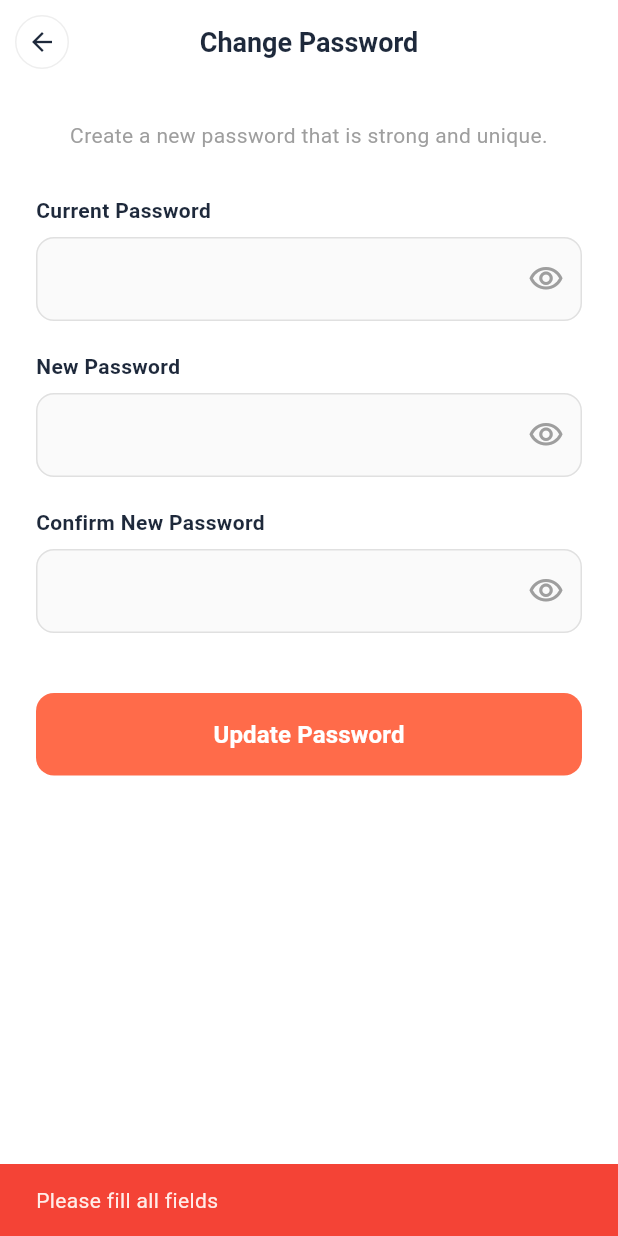
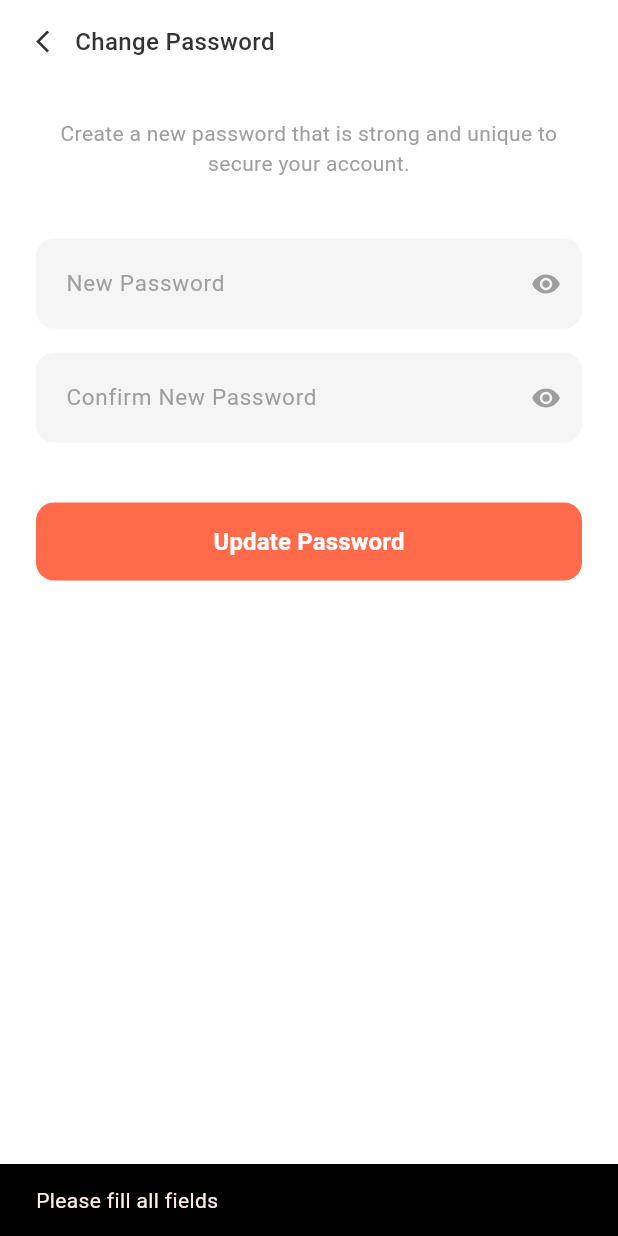
Before and after one commit to RezaMahendras/mealfatigue_app, a Flutter app: the ChangePasswordPage screen opened directly, after a tap on "Update Password", on a phone screen of 412 x 824 dp. Run offline on Flutter 3.47's test engine with Material 3 defaults, Android fonts, the phone set to English and light mode, and no system bars; our stand-ins replace firebase_analytics, firebase_core, image_picker, sqflite, supabase_flutter, video_player; accounts and stored records are empty; generated files the repository leaves out were written again; statements that could not run were skipped.

Commit message:
Refactor change password functionality and UI

```diff
--- a/lib/pages/profile/change_password_page.dart
+++ b/lib/pages/profile/change_password_page.dart
@@ -1,9 +1,5 @@
 import 'package:flutter/material.dart';
-import '../../database_helper.dart'; // Sesuaikan path import
-
-// Warna Konsisten
-const Color primaryOrange = Color(0xFFFF6B4A);
-const Color darkNavy = Color(0xFF1E293B);
+import 'package:supabase_flutter/supabase_flutter.dart';
 
 class ChangePasswordPage extends StatefulWidget {
   const ChangePasswordPage({Key? key}) : super(key: key);
@@ -13,188 +9,171 @@ class ChangePasswordPage extends StatefulWidget {
 }
 
 class _ChangePasswordPageState extends State<ChangePasswordPage> {
-  final _oldPassCtrl = TextEditingController();
   final _newPassCtrl = TextEditingController();
   final _confirmPassCtrl = TextEditingController();
 
-  bool _obscureOld = true;
   bool _obscureNew = true;
   bool _obscureConfirm = true;
   bool _isLoading = false;
 
-  void _handleChangePassword() async {
-    String oldPass = _oldPassCtrl.text.trim();
+  static const primaryOrange = Color(0xFFFF6B4A);
+  static const textColor = Color(0xFF333333);
+
+  Future<void> _handleChangePassword() async {
     String newPass = _newPassCtrl.text.trim();
     String confirmPass = _confirmPassCtrl.text.trim();
 
-    // 1. Validasi Input Dasar
-    if (oldPass.isEmpty || newPass.isEmpty || confirmPass.isEmpty) {
-      ScaffoldMessenger.of(context).showSnackBar(
-        const SnackBar(content: Text("Please fill all fields"), backgroundColor: Colors.red),
-      );
+    if (newPass.isEmpty || confirmPass.isEmpty) {
+      _showSnackbar("Please fill all fields", Colors.black);
       return;
     }
 
     if (newPass != confirmPass) {
-      ScaffoldMessenger.of(context).showSnackBar(
-        const SnackBar(content: Text("New passwords do not match"), backgroundColor: Colors.red),
-      );
+      _showSnackbar("New passwords do not match", Colors.red);
       return;
     }
 
-    if (newPass.length < 6) {
-      ScaffoldMessenger.of(context).showSnackBar(
-        const SnackBar(content: Text("Password must be at least 6 characters"), backgroundColor: Colors.red),
-      );
+    if (newPass.length < 8) {
+      _showSnackbar("Password must be at least 8 characters", Colors.red);
       return;
     }
 
     setState(() => _isLoading = true);
 
-    // 2. Panggil Database
-    await Future.delayed(const Duration(milliseconds: 500)); // Efek loading
-    String result = await DatabaseHelper.instance.changePassword(oldPass, newPass);
+    try {
+      await Supabase.instance.client.auth.updateUser(
+        UserAttributes(
+          password: newPass,
+        ),
+      );
 
       if (!mounted) return;
-    setState(() => _isLoading = false);
+      _showSnackbar("Password updated successfully!", Colors.green);
 
-    if (result == "Success") {
+      await Future.delayed(const Duration(seconds: 1));
+      if (mounted) Navigator.pop(context);
+
+    } on AuthException catch (error) {
+      if (mounted) _showSnackbar(error.message, Colors.red);
+    } catch (error) {
+      if (mounted) _showSnackbar("An unexpected error occurred", Colors.red);
+    } finally {
+      if (mounted) setState(() => _isLoading = false);
+    }
+  }
+
+  void _showSnackbar(String message, Color color) {
     ScaffoldMessenger.of(context).showSnackBar(
-        const SnackBar(content: Text("Password updated successfully!"), backgroundColor: Colors.green),
-      );
-      Navigator.pop(context); // Kembali ke halaman Security
-    } else {
-      ScaffoldMessenger.of(context).showSnackBar(
-        SnackBar(content: Text(result), backgroundColor: Colors.red),
+      SnackBar(content: Text(message), backgroundColor: color),
     );
   }
+
+  @override
+  void dispose() {
+    _newPassCtrl.dispose();
+    _confirmPassCtrl.dispose();
+    super.dispose();
   }
 
   @override
   Widget build(BuildContext context) {
+    final inputDecoration = InputDecoration(
+      filled: true,
+      fillColor: const Color(0xFFF5F5F5),
+      border: OutlineInputBorder(
+        borderRadius: BorderRadius.circular(12),
+        borderSide: BorderSide.none,
+      ),
+      contentPadding: const EdgeInsets.symmetric(horizontal: 16, vertical: 18),
+      hintStyle: const TextStyle(color: Colors.grey, fontSize: 15),
+    );
+
     return Scaffold(
       backgroundColor: Colors.white,
-      appBar: AppBar(
-        backgroundColor: Colors.white,
-        elevation: 0,
-        centerTitle: true,
-        leading: Container(
-          margin: const EdgeInsets.all(10),
-          decoration: BoxDecoration(
-            color: Colors.white,
-            shape: BoxShape.circle,
-            border: Border.all(color: Colors.grey.shade200),
+      body: SafeArea(
+        child: SingleChildScrollView(
+          padding: const EdgeInsets.symmetric(horizontal: 24),
+          child: Column(
+            crossAxisAlignment: CrossAxisAlignment.start,
+            children: [
+              const SizedBox(height: 16),
+              GestureDetector(
+                onTap: () => Navigator.pop(context),
+                child: const Row(
+                  children: [
+                    Icon(Icons.arrow_back_ios, size: 18, color: textColor),
+                    SizedBox(width: 8),
+                    Text(
+                        'Change Password',
+                        style: TextStyle(fontSize: 16, fontWeight: FontWeight.w500)
                     ),
-          child: IconButton(
-            padding: EdgeInsets.zero,
-            icon: const Icon(Icons.arrow_back, color: darkNavy, size: 20),
-            onPressed: () => Navigator.pop(context),
+                  ],
                 ),
               ),
-        title: const Text(
-          "Change Password",
-          style: TextStyle(color: darkNavy, fontWeight: FontWeight.bold, fontSize: 18),
-        ),
-      ),
-      body: SingleChildScrollView(
-        padding: const EdgeInsets.all(24),
-        child: Column(
-          children: [
+              const SizedBox(height: 40),
               const Text(
-              "Create a new password that is strong and unique.",
+                "Create a new password that is strong and unique to secure your account.",
                 textAlign: TextAlign.center,
                 style: TextStyle(color: Colors.grey, fontSize: 14),
               ),
-            const SizedBox(height: 30),
-
-            // OLD PASSWORD
-            _buildPasswordField(
-              label: "Current Password",
-              controller: _oldPassCtrl,
-              obscure: _obscureOld,
-              onToggle: () => setState(() => _obscureOld = !_obscureOld),
+              const SizedBox(height: 40),
+              TextField(
+                controller: _newPassCtrl,
+                obscureText: _obscureNew,
+                decoration: inputDecoration.copyWith(
+                  hintText: 'New Password',
+                  suffixIcon: IconButton(
+                    icon: Icon(
+                        _obscureNew ? Icons.visibility : Icons.visibility_off,
+                        color: Colors.grey, size: 20
                     ),
-            const SizedBox(height: 20),
-
-            // NEW PASSWORD
-            _buildPasswordField(
-              label: "New Password",
-              controller: _newPassCtrl,
-              obscure: _obscureNew,
-              onToggle: () => setState(() => _obscureNew = !_obscureNew),
+                    onPressed: () => setState(() => _obscureNew = !_obscureNew),
                   ),
-            const SizedBox(height: 20),
-
-            // CONFIRM PASSWORD
-            _buildPasswordField(
-              label: "Confirm New Password",
+                ),
+              ),
+              const SizedBox(height: 16),
+              TextField(
                 controller: _confirmPassCtrl,
-              obscure: _obscureConfirm,
-              onToggle: () => setState(() => _obscureConfirm = !_obscureConfirm),
+                obscureText: _obscureConfirm,
+                decoration: inputDecoration.copyWith(
+                  hintText: 'Confirm New Password',
+                  suffixIcon: IconButton(
+                    icon: Icon(
+                        _obscureConfirm ? Icons.visibility : Icons.visibility_off,
+                        color: Colors.grey, size: 20
+                    ),
+                    onPressed: () => setState(() => _obscureConfirm = !_obscureConfirm),
+                  ),
+                ),
               ),
               const SizedBox(height: 40),
-
-            // BUTTON
               SizedBox(
                 width: double.infinity,
+                height: 52,
                 child: ElevatedButton(
-                onPressed: _isLoading ? null : _handleChangePassword,
+                  onPressed: _isLoading ? null : _handleLoginCheck,
                   style: ElevatedButton.styleFrom(
                     backgroundColor: primaryOrange,
-                  padding: const EdgeInsets.symmetric(vertical: 16),
                     shape: RoundedRectangleBorder(borderRadius: BorderRadius.circular(12)),
                     elevation: 0,
                   ),
                   child: _isLoading
                       ? const SizedBox(
-                    height: 20, width: 20,
-                    child: CircularProgressIndicator(color: Colors.white, strokeWidth: 2))
-                    : const Text("Update Password", style: TextStyle(fontSize: 16, fontWeight: FontWeight.bold)),
+                      height: 24, width: 24,
+                      child: CircularProgressIndicator(color: Colors.white, strokeWidth: 2)
+                  )
+                      : const Text(
+                      "Update Password",
+                      style: TextStyle(fontSize: 16, fontWeight: FontWeight.bold, color: Colors.white)
+                  ),
                 ),
               ),
             ],
           ),
         ),
+      ),
     );
   }
 
-  Widget _buildPasswordField({
-    required String label,
-    required TextEditingController controller,
-    required bool obscure,
-    required VoidCallback onToggle,
-  }) {
-    return Column(
-      crossAxisAlignment: CrossAxisAlignment.start,
-      children: [
-        Text(label, style: const TextStyle(fontWeight: FontWeight.bold, color: darkNavy)),
-        const SizedBox(height: 8),
-        TextField(
-          controller: controller,
-          obscureText: obscure,
-          decoration: InputDecoration(
-            filled: true,
-            fillColor: Colors.grey[50],
-            contentPadding: const EdgeInsets.symmetric(horizontal: 16, vertical: 16),
-            border: OutlineInputBorder(
-              borderRadius: BorderRadius.circular(12),
-              borderSide: BorderSide(color: Colors.grey.shade300),
-            ),
-            enabledBorder: OutlineInputBorder(
-              borderRadius: BorderRadius.circular(12),
-              borderSide: BorderSide(color: Colors.grey.shade300),
-            ),
-            focusedBorder: OutlineInputBorder(
-              borderRadius: BorderRadius.circular(12),
-              borderSide: const BorderSide(color: primaryOrange),
-            ),
-            suffixIcon: IconButton(
-              icon: Icon(obscure ? Icons.visibility_outlined : Icons.visibility_off_outlined, color: Colors.grey),
-              onPressed: onToggle,
-            ),
-          ),
-        ),
-      ],
-    );
+  void _handleLoginCheck() => _handleChangePassword();
 }
-}
```
Lines whose indentation alone changed are shown as unchanged.
